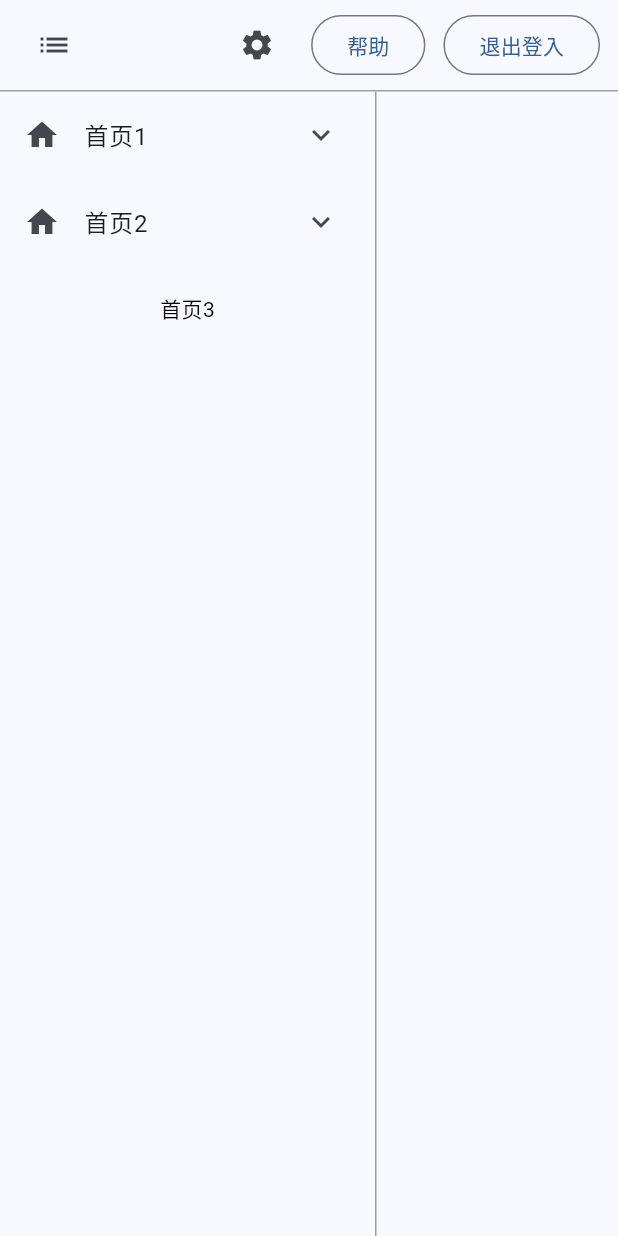
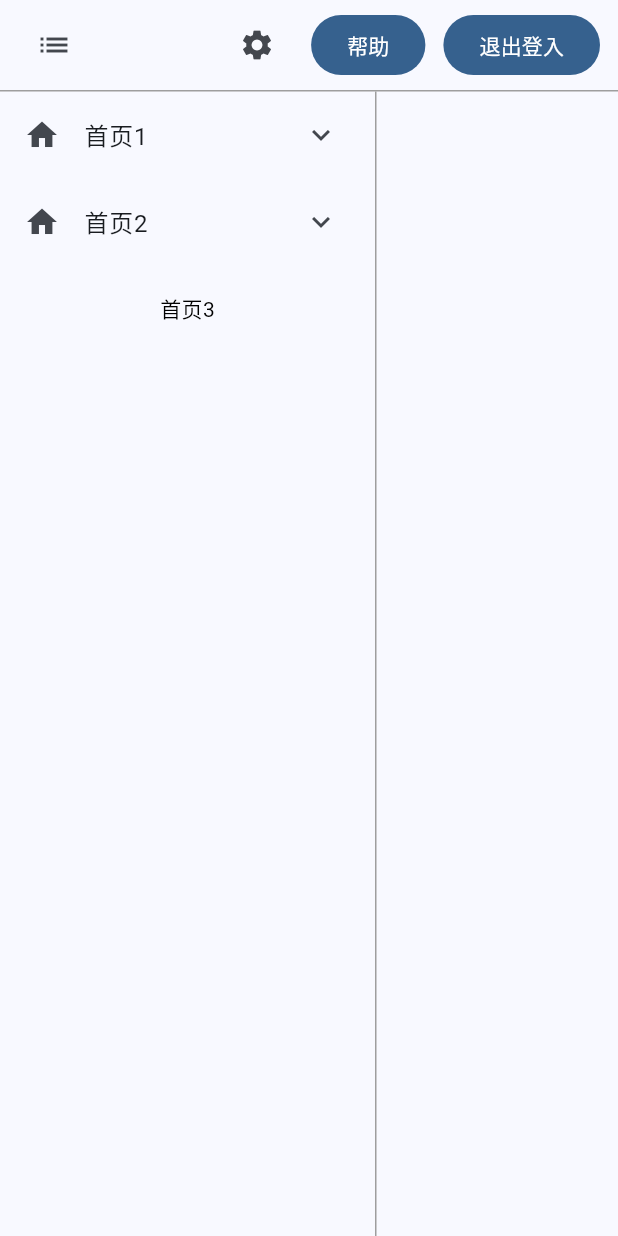
Before and after one commit to licheng1013/admin-flutter, a Flutter app: the HomePage screen opened directly, on a phone screen of 412 x 824 dp. Run offline on Flutter 3.47's test engine with Material 3 defaults, Android fonts, the phone set to English and light mode, and no system bars; our stand-ins replace bot_toast, dio, get, shared_preferences; missing offline and left inert: dart:ffi; accounts and stored records are empty; Roboto replaces fonts that are missing (MyFont).

Commit message:
增加基础分页组件功能，修复侧边展开时出现的问题!

```diff
--- a/lib/app/home/head/view.dart
+++ b/lib/app/home/head/view.dart
@@ -24,6 +24,7 @@ class HeadPage extends StatelessWidget {
               IconButton(
                   onPressed: () {
                     SidebarLogic.isExpanded.value = !SidebarLogic.isExpanded.value;
+                    SidebarLogic.isExpandedAnim.value = false;
                   },
                   icon: const Icon(Icons.list)),
               const Spacer(),
@@ -33,13 +34,13 @@ class HeadPage extends StatelessWidget {
                   },
                   icon: const Icon(Icons.settings)),
               ThemeUtil.rowWidth(),
-              OutlinedButton(
+              FilledButton(
                   onPressed: () {
                     MessageUtil.show("还在制作中...");
                   },
                   child: const Text("帮助")),
               ThemeUtil.rowWidth(),
-              OutlinedButton(
+              FilledButton(
                   onPressed: () {
                     logic.logout();
                   },
--- a/lib/app/home/sidebar/logic.dart
+++ b/lib/app/home/sidebar/logic.dart
@@ -1,4 +1,5 @@
 import 'package:app_template/app/home/pages/analysis/view.dart';
+import 'package:app_template/component/pagination/view.dart';
 import 'package:app_template/component/table/view.dart';
 import 'package:flutter/material.dart';
 import 'package:get/get.dart';
@@ -12,6 +13,10 @@ class SidebarLogic extends GetxController {
     child: Text("空"),
   );
   static var isExpanded = true.obs;
+  static var isExpandedAnim = true.obs;
+  var expansionTile = <String>[].obs;
+
+
   static List<SidebarTree> treeList = [
     SidebarTree(
       name: "首页1",
@@ -27,7 +32,12 @@ class SidebarLogic extends GetxController {
     SidebarTree(
       name: "首页3",
       icon: const Icon(Icons.home),
-      page: TablePage()
+      page: Column(
+        children: [
+          Expanded(child: TablePage()),
+          PaginationPage()
+        ],
+      )
     ),
   ];
 
@@ -55,7 +65,8 @@ class SidebarLogic extends GetxController {
     ),
   ];
 
-  var expansionTile = "".obs;
+
+
 }
 
 class SidebarTree {
--- a/lib/app/home/view.dart
+++ b/lib/app/home/view.dart
@@ -1,3 +1,5 @@
+import 'dart:ffi';
+
 import 'package:app_template/app/home/head/view.dart';
 import 'package:app_template/app/home/pages/analysis/view.dart';
 import 'package:app_template/app/home/sidebar/logic.dart';
@@ -15,6 +17,8 @@ class HomePage extends StatelessWidget {
   final logic = Get.put(HomeLogic());
   final state = Get.find<HomeLogic>().state;
 
+  static Widget sidebarPage = SidebarPage();
+
   @override
   Widget build(BuildContext context) {
     return Scaffold(
@@ -27,12 +31,17 @@ class HomePage extends StatelessWidget {
                 // 宽度扩大动画
                 Obx(() {
                   return AnimateUtil.widthScaleAnimation(
-                    // 这里暂时展开时会出错 TODO 但不影响使用
-                      SidebarLogic.isExpanded.value
-                          ? SidebarPage()
-                          : const SizedBox(),
+                      // 这里暂时展开时会出错 TODO 但不影响使用
+                      Visibility(
+                        visible: SidebarLogic.isExpandedAnim.value,
+                        child: sidebarPage,
+                      ),
                       250,
-                      SidebarLogic.isExpanded.value);
+                      SidebarLogic.isExpanded.value, onEnd: () {
+                        if (SidebarLogic.isExpanded.value) {
+                          SidebarLogic.isExpandedAnim.value = true;
+                        }
+                  });
                 }),
                 ThemeUtil.lineV(),
                 Expanded(child: Obx(() {
--- a/lib/common/animate_util.dart
+++ b/lib/common/animate_util.dart
@@ -2,10 +2,12 @@ import 'package:flutter/widgets.dart';
 
 class AnimateUtil{
   // 宽度缩放动画
-  static Widget widthScaleAnimation(Widget widget, double width,bool isExpanded){
+  static Widget widthScaleAnimation(Widget widget, double width,bool isExpanded,{Function()? onEnd}){
     return AnimatedContainer(
       duration: const Duration(milliseconds: 250),
       width: isExpanded ? width : 0,
+      // 动画完成事件
+      onEnd: onEnd,
       child: widget,
     );
   }
```
Also changed, not shown: lib/app/home/sidebar/view.dart (+16 -4 lines), lib/component/pagination/view.dart (+88 -2 lines).
